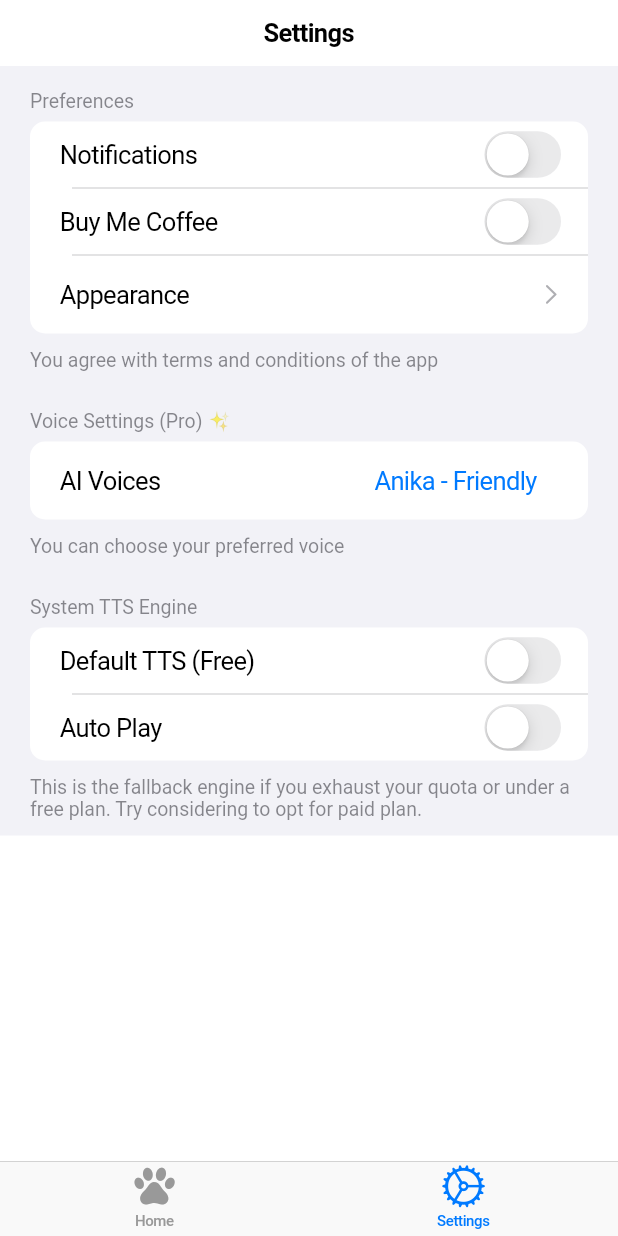
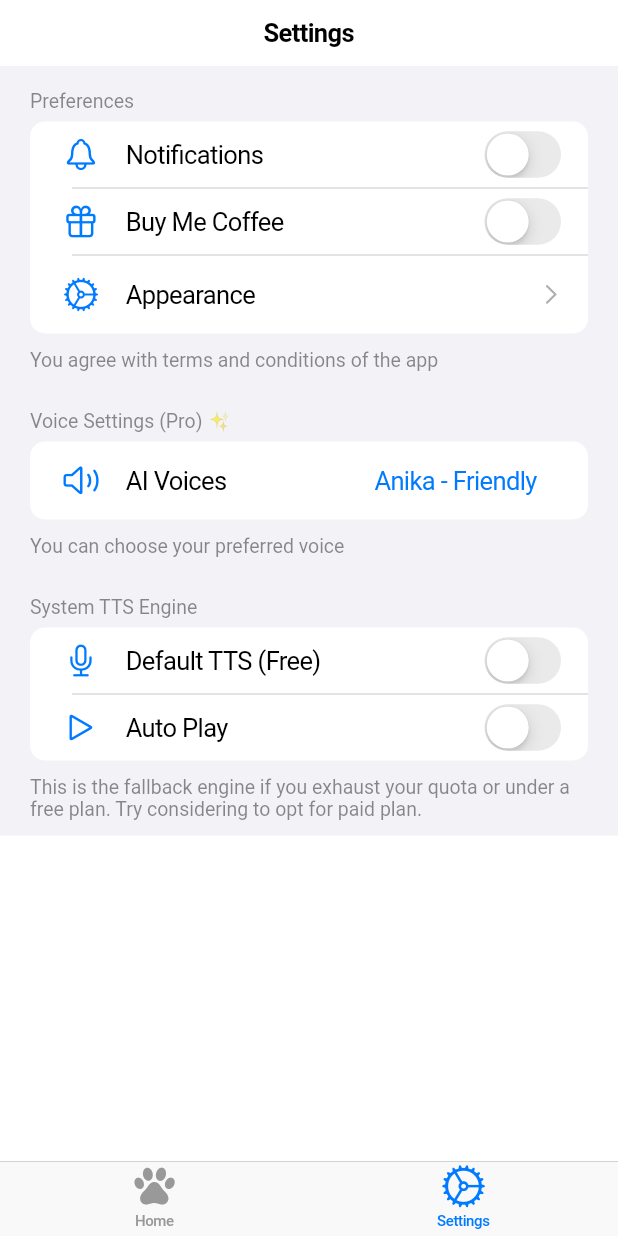
Before and after one commit to jitunayak/CatFacts, a Flutter app: the screen it shows after launch, item 2 of the bottom bar chosen, on a phone screen of 412 x 824 dp. Run offline on Flutter 3.47's test engine with Material 3 defaults, Android fonts, the light colour scheme and no system bars; our stand-ins replace audioplayers, flutter_dotenv, flutter_local_notifications, flutter_tts, go_router, permission_handler and 2 more; network calls fail.

Commit message:
added icons for settings panel

```diff
--- a/lib/main.dart
+++ b/lib/main.dart
@@ -18,7 +18,7 @@ class MyApp extends StatelessWidget {
   Widget build(BuildContext context) {
     return CupertinoApp.router(
       title: 'Flutter Demo',
-      theme: CupertinoThemeData(primaryColor: CupertinoColors.systemBlue),
+      theme: CupertinoThemeData(),
       debugShowCheckedModeBanner: false,
       routerConfig: createRouter,
     );
--- a/lib/pages/settings_page.dart
+++ b/lib/pages/settings_page.dart
@@ -133,6 +133,7 @@ class _SettingsPageState extends State<SettingsPage> {
               ),
               children: [
                 CupertinoListTile(
+                  leading: Icon(CupertinoIcons.bell),
                   title: const Text('Notifications'),
                   trailing: CupertinoSwitch(
                     value: _notificationsEnabled,
@@ -147,6 +148,7 @@ class _SettingsPageState extends State<SettingsPage> {
                   ),
                 ),
                 CupertinoListTile(
+                  leading: Icon(CupertinoIcons.gift),
                   title: const Text('Buy Me Coffee'),
                   trailing: CupertinoSwitch(
                     value: _buyMeCoffee,
@@ -175,6 +177,7 @@ class _SettingsPageState extends State<SettingsPage> {
                   ),
                 ),
                 CupertinoListTile(
+                  leading: Icon(CupertinoIcons.settings),
                   title: const Text("Appearance"),
                   padding: EdgeInsetsDirectional.fromSTEB(20, 12, 16, 12),
                   onTap: () => context.push(RouterPath().appearance),
@@ -188,6 +191,7 @@ class _SettingsPageState extends State<SettingsPage> {
               footer: const Text('You can choose your preferred voice'),
               children: [
                 CupertinoListTile(
+                  leading: Icon(CupertinoIcons.speaker_2),
                   title: const Text('AI Voices'),
                   trailing: CupertinoButton(
                     onPressed: () {
@@ -228,6 +232,7 @@ class _SettingsPageState extends State<SettingsPage> {
               ),
               children: [
                 CupertinoListTile(
+                  leading: Icon(CupertinoIcons.mic),
                   title: const Text('Default TTS (Free)'),
                   onTap: () {
                     bool value = !_tts;
@@ -239,6 +244,7 @@ class _SettingsPageState extends State<SettingsPage> {
                   trailing: CupertinoSwitch(value: _tts, onChanged: (data) {}),
                 ),
                 CupertinoListTile(
+                  leading: Icon(CupertinoIcons.play),
                   title: const Text('Auto Play'),
                   onTap: () => _toggleAutoPlay(),
                   trailing: CupertinoSwitch(
```
